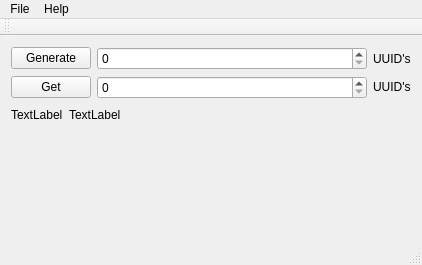
This is Source/UUIDer/UUIDerMainWindow.ui in yxbh/UUIDer as Qt 5 draws it before an edit. The edited form follows.
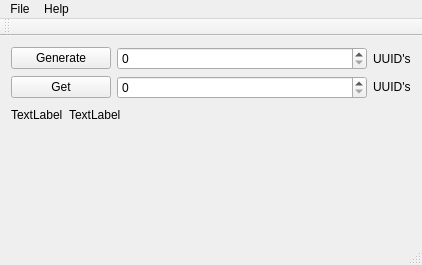
This is the edited form.

Commit message: fixed button horizontal sizes.

What changed in the file:
```diff
--- a/Source/UUIDer/UUIDerMainWindow.ui
+++ b/Source/UUIDer/UUIDerMainWindow.ui
@@ -32,6 +32,12 @@
               <verstretch>0</verstretch>
              </sizepolicy>
             </property>
+            <property name="minimumSize">
+             <size>
+              <width>100</width>
+              <height>0</height>
+             </size>
+            </property>
             <property name="text">
              <string>Generate</string>
             </property>
@@ -86,6 +92,12 @@
             <verstretch>0</verstretch>
            </sizepolicy>
           </property>
+          <property name="minimumSize">
+           <size>
+            <width>100</width>
+            <height>0</height>
+           </size>
+          </property>
           <property name="text">
            <string>Get</string>
           </property>
```
Left out of the diff: 2 changed lines with no effect on the pictures.
